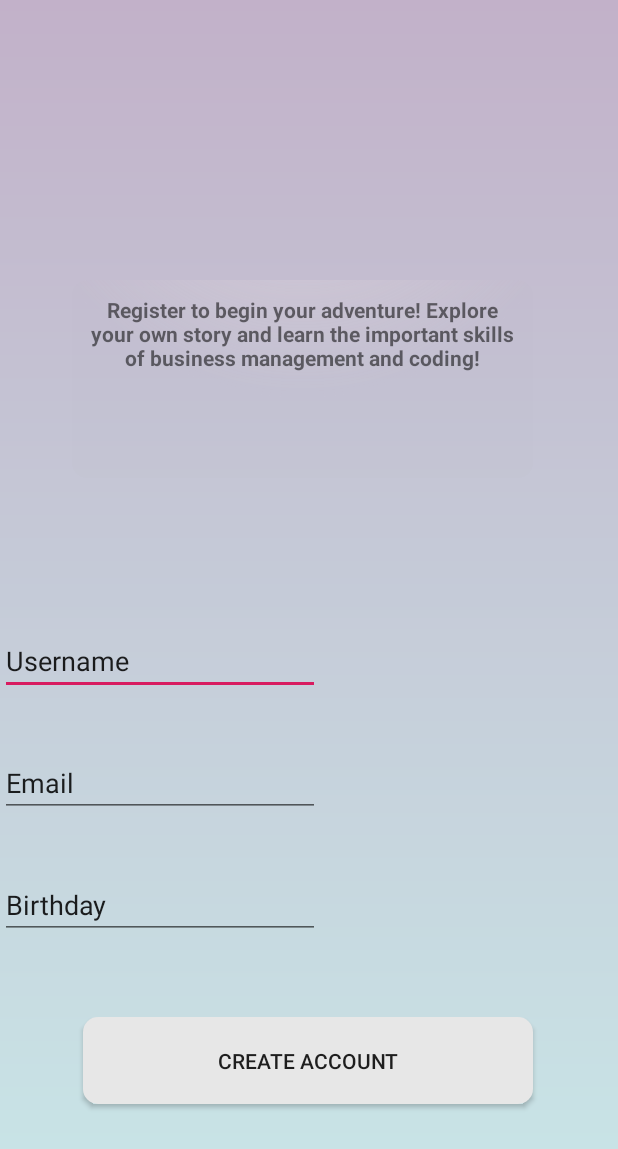
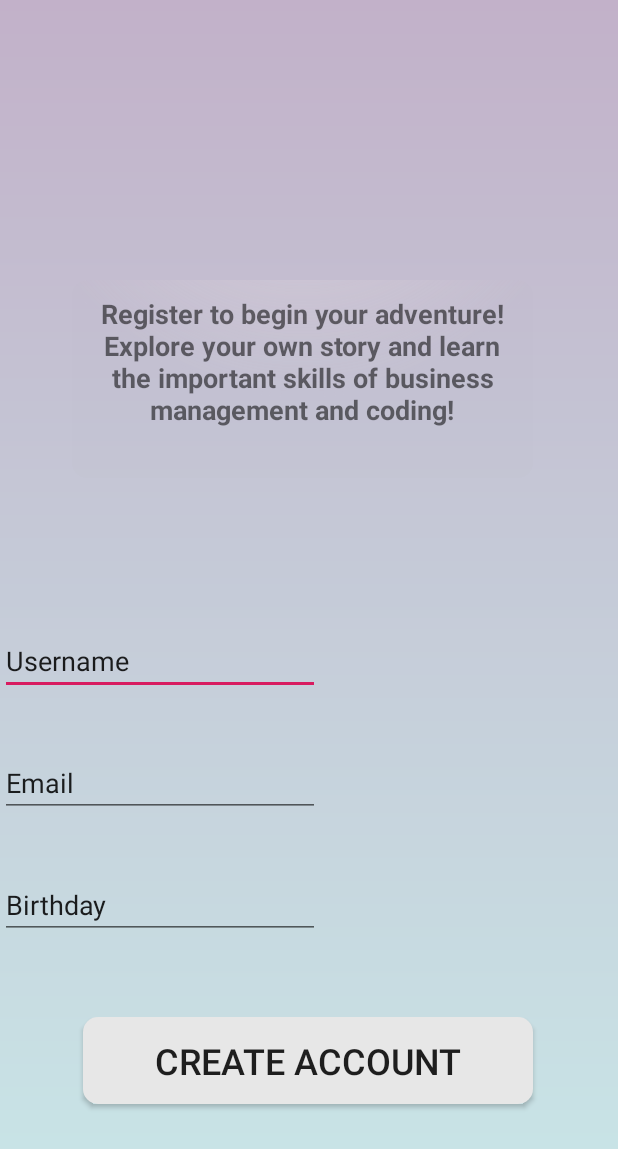
Before and after one commit to lucychen1996/SheInnovates, an Android app: the CreateAccount screen opened directly, with no data from a screen before it, on a phone screen of 412 x 824 dp. Shown: the top 1149 px of the screen. Run offline under Robolectric (Android 15) with nearby library versions, the phone set to English and light mode, and no system bars.

Commit message:
Update activity_create_account.xml

```diff
--- a/app/src/main/res/layout/activity_create_account.xml
+++ b/app/src/main/res/layout/activity_create_account.xml
@@ -21,6 +21,7 @@
         android:gravity="center_horizontal"
         android:padding="10dp"
         android:text="Register to begin your adventure! Explore your own story and learn the important skills of business management and coding!"
+        android:textSize="18sp"
         android:textStyle="bold"
         app:layout_constraintBottom_toTopOf="@+id/editText"
         app:layout_constraintEnd_toEndOf="parent"
@@ -40,6 +41,7 @@
         android:layout_marginBottom="88dp"
         android:background="@drawable/rounded_corner"
         android:text="Create Account"
+        android:textSize="24sp"
         app:layout_constraintBottom_toBottomOf="parent"
         app:layout_constraintEnd_toEndOf="parent"
         app:layout_constraintHorizontal_bias="0.494"
```
